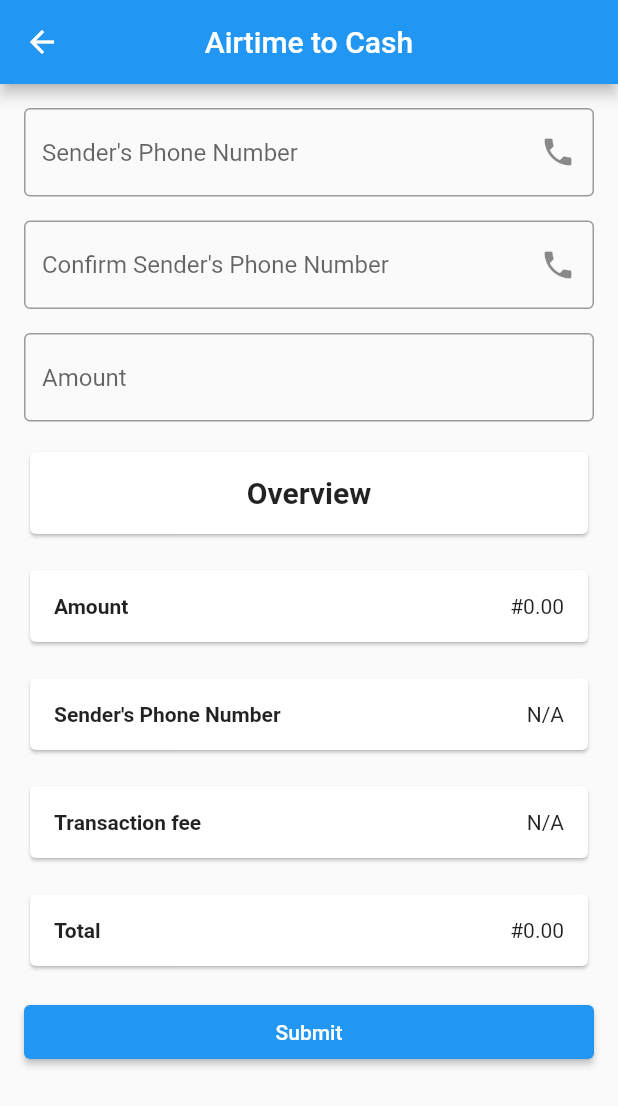
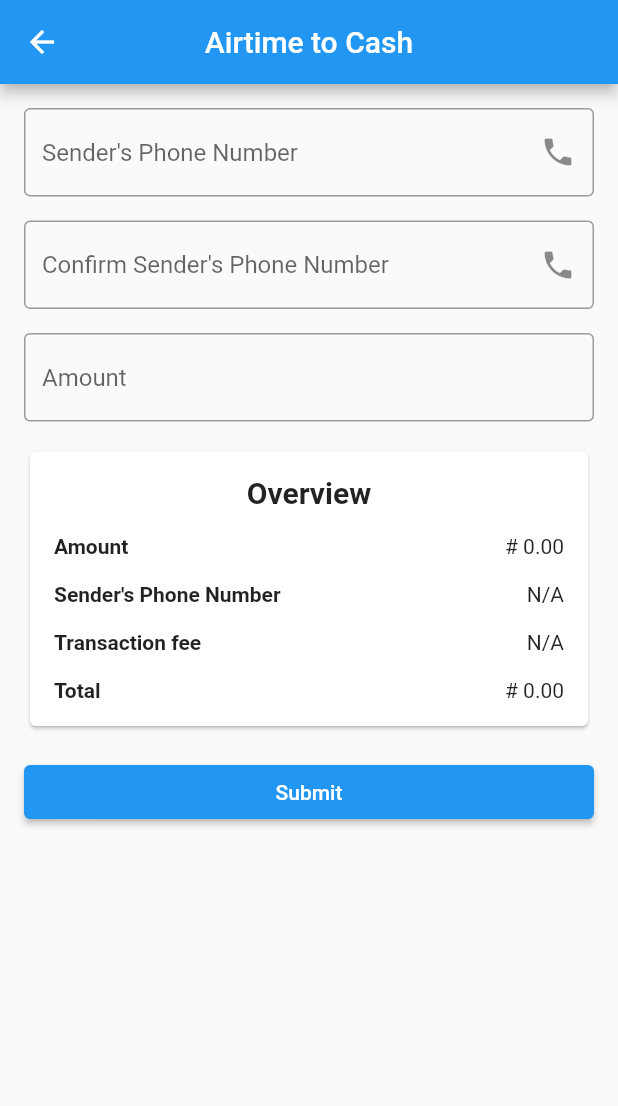
Before and after one commit to dennis-22-csc/T-Store, a Flutter app: the screen it shows after launch, on a phone screen of 412 x 824 dp. Shown: the top 1106 px of the screen. Run offline on Flutter 3.47's test engine with Material 2 defaults, Android fonts, the phone set to English and light mode, and no system bars; our stand-ins replace device_preview.

Commit message:
added review section to airtime convert form using one card

```diff
--- a/frontend/lib/airtime_convert_form.dart
+++ b/frontend/lib/airtime_convert_form.dart
@@ -81,30 +81,25 @@ class AirtimeConvertState extends State<AirtimeConvert> {
                   keyboardType: TextInputType.number,
                 ),
               ),
-
               Container(
                 margin: const EdgeInsets.only(bottom: 16.0),
-                child: const Card(
+                child: Card(
                   child: Padding(
-                    padding: EdgeInsets.all(16.0),
+                    padding: const EdgeInsets.all(16.0),
+                    child: Column(
+                      crossAxisAlignment: CrossAxisAlignment.start,
+                      children: [
+                        const Center(
                           child: Text(
                             'Overview',
-                      textAlign: TextAlign.center,
                             style: TextStyle(
                               fontSize: 20.0,
                               fontWeight: FontWeight.bold,
                             ),
                           ),
                         ),
-                ),
-              ),
-
-              Container(
-                margin: const EdgeInsets.only(bottom: 16.0),
-                child: Card(
-                  child: Padding(
-                    padding: const EdgeInsets.all(16.0),
-                    child: Row(
+                        const SizedBox(height: 16.0),
+                        Row(
                           mainAxisAlignment: MainAxisAlignment.spaceBetween,
                           children: const [
                             Text(
@@ -114,20 +109,12 @@ class AirtimeConvertState extends State<AirtimeConvert> {
                               ),
                             ),
                             Text(
-                          '#0.00',
+                              '# 0.00',
                             ),
                           ],
                         ),
-                  ),
-                ),
-              ),
-
-              Container(
-                margin: const EdgeInsets.only(bottom: 16.0),
-                child: Card(
-                  child: Padding(
-                    padding: const EdgeInsets.all(16.0),
-                    child: Row(
+                        const SizedBox(height: 16.0),
+                        Row(
                           mainAxisAlignment: MainAxisAlignment.spaceBetween,
                           children: const [
                             Text(
@@ -141,16 +128,8 @@ class AirtimeConvertState extends State<AirtimeConvert> {
                             ),
                           ],
                         ),
-                  ),
-                ),
-              ),
-
-              Container(
-                margin: const EdgeInsets.only(bottom: 16.0),
-                child: Card(
-                  child: Padding(
-                    padding: const EdgeInsets.all(16.0),
-                    child: Row(
+                        const SizedBox(height: 16.0),
+                        Row(
                           mainAxisAlignment: MainAxisAlignment.spaceBetween,
                           children: const [
                             Text(
@@ -164,16 +143,8 @@ class AirtimeConvertState extends State<AirtimeConvert> {
                             ),
                           ],
                         ),
-                  ),
-                ),
-              ),
-
-              Container(
-                margin: const EdgeInsets.only(bottom: 16.0),
-                child: Card(
-                  child: Padding(
-                    padding: const EdgeInsets.all(16.0),
-                    child: Row(
+                        const SizedBox(height: 16.0),
+                        Row(
                           mainAxisAlignment: MainAxisAlignment.spaceBetween,
                           children: const [
                             Text(
@@ -183,7 +154,9 @@ class AirtimeConvertState extends State<AirtimeConvert> {
                               ),
                             ),
                             Text(
-                          '#0.00',
+                              '# 0.00',
+                            ),
+                          ],
                         ),
                       ],
                     ),
```
Lines whose indentation alone changed are shown as unchanged.
